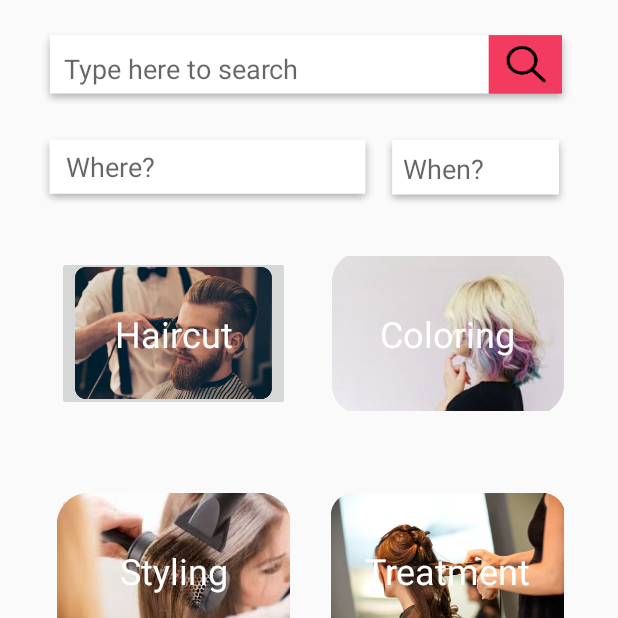
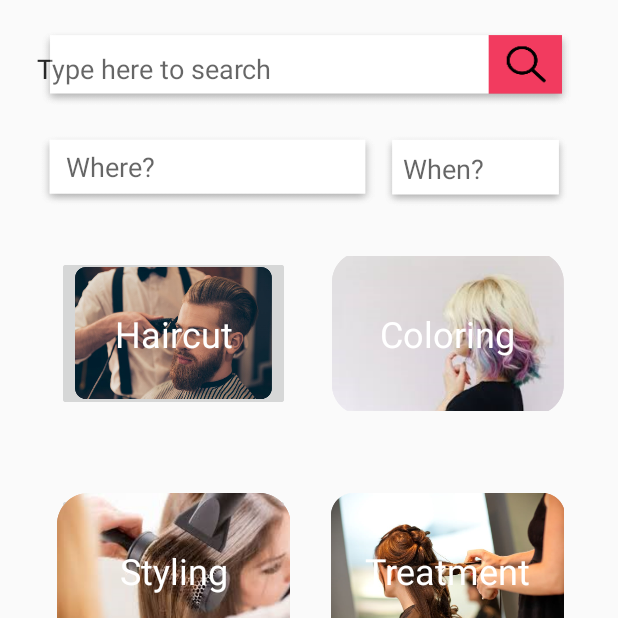
Before and after one commit to neijunxian/E-salon, an Android app: the screen it shows after launch once a user with an empty profile is signed in (DashboardActivity), on a phone screen of 412 x 824 dp, the top half of it. Run offline under Robolectric (Android 15) with nearby library versions, the phone set to English and light mode, and no system bars; our stand-ins replace Firebase (no records; nobody signed in at launch, a user with empty details on screens opened directly).

Commit message:
commit by jun xian

```diff
--- a/app/src/main/res/layout/fragment_dashboard.xml
+++ b/app/src/main/res/layout/fragment_dashboard.xml
@@ -17,7 +17,6 @@
         android:hint="Type here to search"
         android:inputType="textPersonName"
         android:paddingRight="185dp"
-        android:textAlignment="textEnd"
         app:layout_constraintBottom_toBottomOf="parent"
         app:layout_constraintEnd_toEndOf="parent"
         app:layout_constraintHorizontal_bias="0.466"
```
